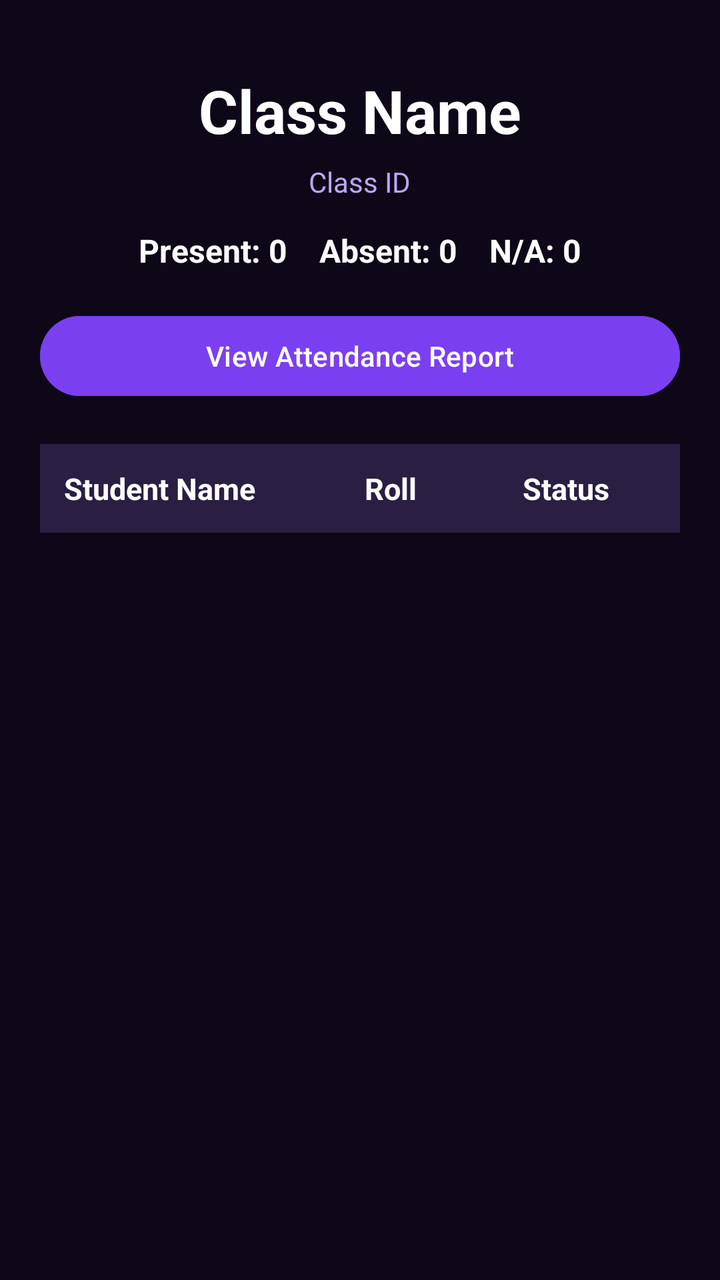
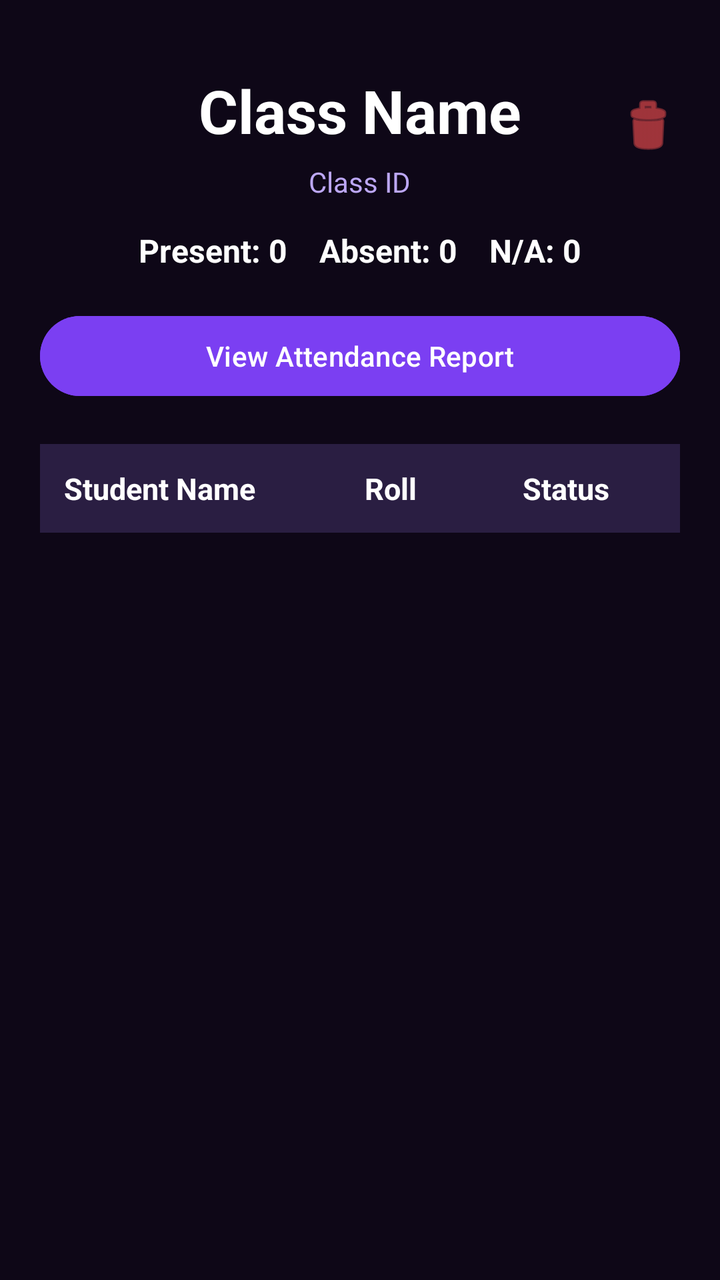

Two renders of the same Android screen: before a commit and after it. Below are the layout's source before the change and the commit's diff.
<!-- AndroidManifest.xml: application theme Theme.AttendancePRO -->
<!-- res/layout/activity_class_details.xml -->
<?xml version="1.0" encoding="utf-8"?>
<LinearLayout
    xmlns:android="http://schemas.android.com/apk/res/android"

    android:layout_width="match_parent"
    android:layout_height="match_parent"

    android:orientation="vertical"

    android:padding="20dp"

    android:background="#0E0717">

    
    <TextView
        android:id="@+id/tvClassName"

        android:layout_width="wrap_content"
        android:layout_height="wrap_content"
        android:layout_marginTop="15dp"
        android:layout_gravity="center"
        android:text="Class Name"

        android:textColor="#FFFFFF"

        android:textSize="30sp"

        android:textStyle="bold"/>

    
    <TextView
        android:id="@+id/tvClassId"

        android:layout_width="wrap_content"
        android:layout_height="wrap_content"
        android:layout_gravity="center"
        android:text="Class ID"

        android:textColor="#BCA7F5"

        android:textSize="14sp"

        android:layout_marginTop="6dp"/>

    
    <TextView
        android:id="@+id/tvStats"

        android:layout_width="wrap_content"
        android:layout_height="wrap_content"
        android:layout_gravity="center"
        android:text="Present: 0    Absent: 0    N/A: 0"

        android:textColor="#FFFFFF"

        android:textStyle="bold"

        android:textSize="16sp"

        android:layout_marginTop="14dp"

        android:layout_marginBottom="18dp"/>

    
    <Button
        android:id="@+id/btnViewReport"

        android:layout_width="match_parent"
        android:layout_height="wrap_content"

        android:text="View Attendance Report"

        android:textColor="#FFFFFF"

        android:backgroundTint="#7B3FF2"

        android:layout_marginBottom="20dp"/>

    
    <LinearLayout
        android:layout_width="match_parent"
        android:layout_height="wrap_content"

        android:orientation="horizontal"

        android:padding="12dp"

        android:background="#2A1E42">

        
        <TextView
            android:layout_width="0dp"
            android:layout_height="wrap_content"

            android:layout_weight="1"

            android:text="Student Name"

            android:textColor="#FFFFFF"

            android:textStyle="bold"

            android:textSize="15sp"/>

        
        <TextView
            android:layout_width="85dp"
            android:layout_height="wrap_content"

            android:gravity="center"

            android:text="Roll"

            android:textColor="#FFFFFF"

            android:textStyle="bold"

            android:textSize="15sp"/>

        
        <TextView
            android:layout_width="90dp"
            android:layout_height="wrap_content"

            android:gravity="center"

            android:text="Status"

            android:textColor="#FFFFFF"

            android:textStyle="bold"

            android:textSize="15sp"/>
    </LinearLayout>

    
    <androidx.recyclerview.widget.RecyclerView
        android:id="@+id/recyclerStudents"

        android:layout_width="match_parent"
        android:layout_height="0dp"

        android:layout_weight="1"

        android:layout_marginTop="12dp"/>

    
    <Button
        android:id="@+id/btnConfirmManual"
        android:layout_width="match_parent"
        android:layout_height="wrap_content"
        android:layout_marginTop="10dp"
        android:backgroundTint="#4CAF50"
        android:text="Confirm Manual Changes"
        android:textColor="#FFFFFF"
        android:visibility="gone" />

</LinearLayout>
<!-- resources referenced by this layout -->
<resources>
  <style name="Theme.AttendancePRO" parent="Base.Theme.AttendancePRO" />
  <style name="Base.Theme.AttendancePRO" parent="Theme.Material3.DayNight.NoActionBar">
  
          
          <item name="android:statusBarColor">@android:color/transparent</item>
          <item name="android:windowLightStatusBar">false</item>
  
      </style>
</resources>

<!-- the commit's change to res/layout/activity_class_details.xml (unified diff, before → after) -->
@@ -2,6 +2,7 @@
 <LinearLayout
     xmlns:android="http://schemas.android.com/apk/res/android"
 
+    xmlns:app="http://schemas.android.com/apk/res-auto"
     android:layout_width="match_parent"
     android:layout_height="match_parent"
 
@@ -11,36 +12,46 @@
 
     android:background="#0E0717">
 
-    
-    <TextView
-        android:id="@+id/tvClassName"
+    <RelativeLayout
+        android:layout_width="match_parent"
+        android:layout_height="wrap_content">
 
-        android:layout_width="wrap_content"
-        android:layout_height="wrap_content"
-        android:layout_marginTop="15dp"
-        android:layout_gravity="center"
-        android:text="Class Name"
+        
+        <TextView
+            android:id="@+id/tvClassName"
+            android:layout_width="wrap_content"
+            android:layout_height="wrap_content"
+            android:layout_centerHorizontal="true"
+            android:layout_marginTop="15dp"
+            android:text="Class Name"
+            android:textColor="#FFFFFF"
+            android:textSize="30sp"
+            android:textStyle="bold" />
 
-        android:textColor="#FFFFFF"
+        
+        <TextView
+            android:id="@+id/tvClassId"
+            android:layout_width="wrap_content"
+            android:layout_height="wrap_content"
+            android:layout_centerHorizontal="true"
+            android:layout_below="@id/tvClassName"
+            android:text="Class ID"
+            android:textColor="#BCA7F5"
+            android:textSize="14sp"
+            android:layout_marginTop="6dp" />
 
-        android:textSize="30sp"
-
-        android:textStyle="bold"/>
-
-    
-    <TextView
-        android:id="@+id/tvClassId"
-
-        android:layout_width="wrap_content"
-        android:layout_height="wrap_content"
-        android:layout_gravity="center"
-        android:text="Class ID"
-
-        android:textColor="#BCA7F5"
-
-        android:textSize="14sp"
-
-        android:layout_marginTop="6dp"/>
+        
+        <ImageView
+            android:id="@+id/btnDeleteClass"
+            android:layout_width="32dp"
+            android:layout_height="36dp"
+            android:layout_alignParentEnd="true"
+            android:layout_marginTop="25dp"
+            android:src="@android:drawable/ic_menu_delete"
+            android:background="?attr/selectableItemBackgroundBorderless"
+            android:clickable="true"
+            app:tint="#FF5252" />
+    </RelativeLayout>
 
     
     <TextView
